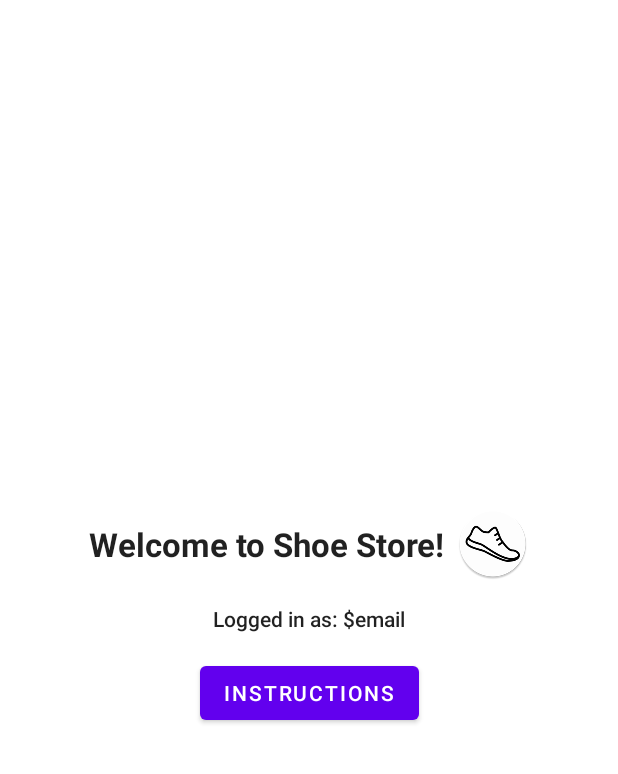
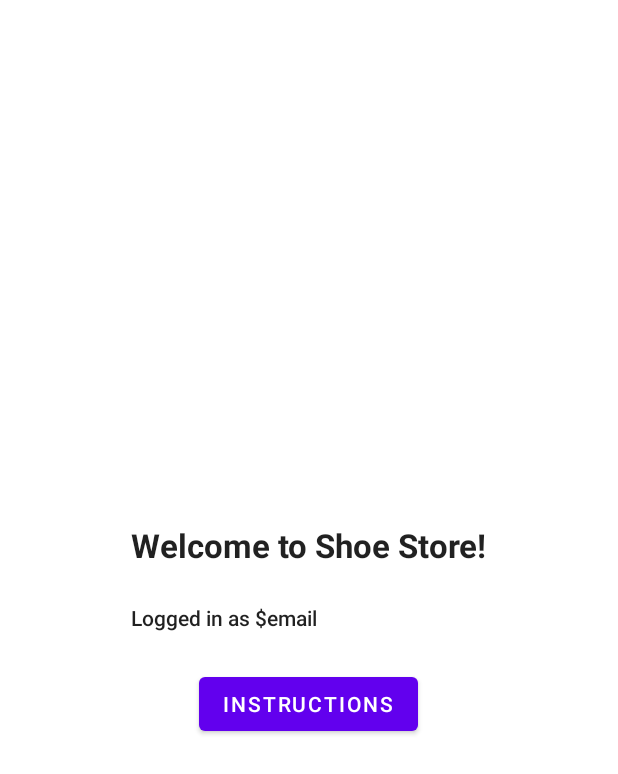
Before and after one commit to abdel-17/shoe-store, an Android app: the layout fragment_welcome.xml on its own in the app's theme, with its tools: preview values and no code run, on a phone screen of 412 x 824 dp. Shown: the top 774 px of the screen. Run offline under Robolectric (Android 15) with nearby library versions, the phone set to English and light mode, and no system bars.

Commit message:
Switched to a `RelativeLayout` in `WelcomeFragment`. Increased spacing to 24dp. Aligned the start of the email login text to the start of the welcome text.

```diff
--- a/app/src/main/res/layout/fragment_welcome.xml
+++ b/app/src/main/res/layout/fragment_welcome.xml
@@ -1,8 +1,7 @@
 <?xml version="1.0" encoding="utf-8"?>
 
-<layout xmlns:tools="http://schemas.android.com/tools"
-    xmlns:android="http://schemas.android.com/apk/res/android"
-    xmlns:app="http://schemas.android.com/apk/res-auto">
+<layout xmlns:android="http://schemas.android.com/apk/res/android"
+    xmlns:tools="http://schemas.android.com/tools">
 
     <data>
         <variable
@@ -10,7 +9,7 @@
             type="String" />
     </data>
 
-    <androidx.constraintlayout.widget.ConstraintLayout
+    <RelativeLayout
         android:layout_width="match_parent"
         android:layout_height="match_parent">
 
@@ -21,12 +20,11 @@
             android:text="@string/welcome_title"
             android:textAppearance="@style/TextAppearance.AppCompat.Large"
             android:textStyle="bold"
-            app:layout_constraintBottom_toBottomOf="@+id/image_shoe"
-            app:layout_constraintEnd_toStartOf="@+id/image_shoe"
-            app:layout_constraintHorizontal_chainStyle="packed"
-            app:layout_constraintStart_toStartOf="parent"
-            app:layout_constraintTop_toTopOf="@+id/image_shoe" />
+            android:layout_above="@id/text_login_email"
+            android:layout_centerHorizontal="true"
+            />
 
+        <!--
         <ImageView
             android:id="@+id/image_shoe"
             android:layout_width="wrap_content"
@@ -38,31 +36,27 @@
             app:layout_constraintTop_toTopOf="parent"
             app:layout_constraintVertical_chainStyle="packed"
             app:srcCompat="@mipmap/ic_launcher_round"
-            tools:ignore="contentDescription" />
+            tools:ignore="contentDescription"/>
+            -->
 
         <TextView
-            android:id="@+id/text_login_success"
+            android:id="@+id/text_login_email"
             android:layout_width="wrap_content"
             android:layout_height="wrap_content"
-            android:layout_marginTop="16dp"
-            android:text="@{`Logged in as: ` + email}"
+            android:layout_marginTop="24dp"
+            android:layout_marginBottom="24dp"
+            android:text="@{`Logged in as ` + email}"
             android:textAppearance="@style/TextAppearance.AppCompat.Body2"
-            app:layout_constraintBottom_toTopOf="@+id/button_show_instructions"
-            app:layout_constraintEnd_toEndOf="parent"
-            app:layout_constraintStart_toStartOf="parent"
-            app:layout_constraintTop_toBottomOf="@+id/image_shoe"
-            tools:text="Logged in as: $email" />
+            android:layout_centerVertical="true"
+            android:layout_alignStart="@id/text_welcome_title"
+            tools:text="Logged in as $email"/>
 
         <Button
             android:id="@+id/button_show_instructions"
             android:layout_width="wrap_content"
             android:layout_height="wrap_content"
-            android:layout_marginTop="16dp"
             android:text="@string/instructions"
-            app:layout_constraintBottom_toBottomOf="parent"
-            app:layout_constraintEnd_toEndOf="parent"
-            app:layout_constraintStart_toStartOf="parent"
-            app:layout_constraintTop_toBottomOf="@+id/text_login_success" />
-
-    </androidx.constraintlayout.widget.ConstraintLayout>
+            android:layout_below="@id/text_login_email"
+            android:layout_centerHorizontal="true"/>
+    </RelativeLayout>
 </layout>
```
